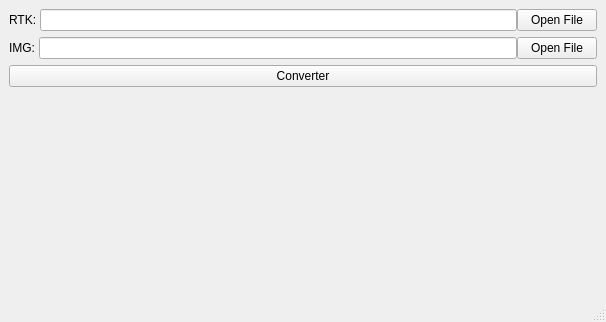
HorusAeronaves/rtk2csv, file src/window.ui: the form before one commit.
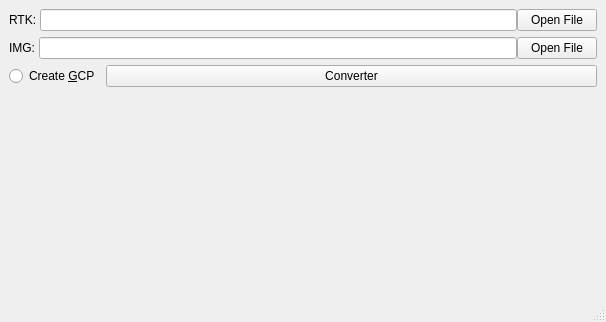
The form after the commit. Icons and pictures are not drawn. Custom widgets are drawn as their Qt base class.

Commit message:
window: New version of Pix4D don't need image names
Add checkbox to select between GCP and CSV without image name

```diff
--- a/src/window.ui
+++ b/src/window.ui
@@ -76,11 +76,28 @@
        </layout>
       </item>
       <item>
+       <layout class="QHBoxLayout" name="horizontalLayout_3">
+        <item>
+         <widget class="QRadioButton" name="checkGCP">
+          <property name="sizePolicy">
+           <sizepolicy hsizetype="Maximum" vsizetype="Fixed">
+            <horstretch>0</horstretch>
+            <verstretch>0</verstretch>
+           </sizepolicy>
+          </property>
+          <property name="text">
+           <string>Create &amp;GCP</string>
+          </property>
+         </widget>
+        </item>
+        <item>
        <widget class="QPushButton" name="convertButton">
         <property name="text">
          <string>Converter</string>
         </property>
        </widget>
+        </item>
+       </layout>
       </item>
       <item>
        <widget class="QChartView" name="chart" native="true">
```
Lines whose indentation alone changed are shown as unchanged. The commit also changes 1 other file.
